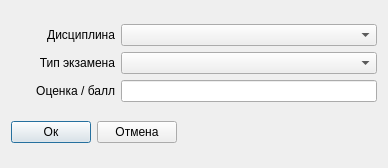
Before: the Qt Designer form maddexamdialog.ui in ichigo7diavol/armp, drawn with Qt 5.
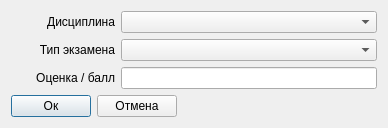
After: the same form once the commit is applied.

Diff of the .ui file:
```diff
--- a/maddexamdialog.ui
+++ b/maddexamdialog.ui
@@ -7,7 +7,7 @@
     <x>0</x>
     <y>0</y>
     <width>388</width>
-    <height>168</height>
+    <height>123</height>
    </rect>
   </property>
   <property name="windowTitle">
```
